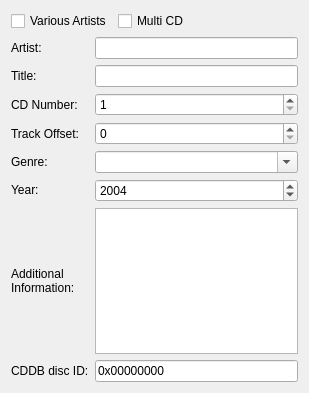
The window that dialogs/cddaheaderdatawidgetUI.ui (KDE/audex) describes before a commit, drawn with Qt 5.
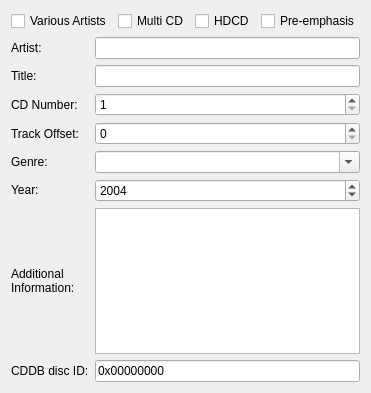
The same window after the commit. Custom widgets are drawn as their Qt base class.

Diff of the .ui file:
```diff
--- a/dialogs/cddaheaderdatawidgetUI.ui
+++ b/dialogs/cddaheaderdatawidgetUI.ui
@@ -26,17 +26,22 @@
     </widget>
    </item>
    <item row="0" column="3">
-    <spacer name="horizontalSpacer">
-     <property name="orientation">
-      <enum>Qt::Horizontal</enum>
-     </property>
-     <property name="sizeHint" stdset="0">
-      <size>
-       <width>62</width>
-       <height>20</height>
-      </size>
-     </property>
-    </spacer>
+                        <layout class="QHBoxLayout" name="horizontalLayout_flags">
+                              <item>
+                                    <widget class="QCheckBox" name="checkBox_hdcd">
+                                          <property name="text">
+                                                <string>HDCD</string>
+                                          </property>
+                                    </widget>
+                              </item>
+                              <item>
+                                    <widget class="QCheckBox" name="checkBox_preemphasis">
+                                          <property name="text">
+                                                <string>Pre-emphasis</string>
+                                          </property>
+                                    </widget>
+                              </item>
+                        </layout>
    </item>
    <item row="1" column="0">
     <widget class="QLabel" name="label_artist">
```
Left out of the diff: 4 changed lines with no effect on the pictures. Lines whose indentation alone changed are shown as unchanged.
